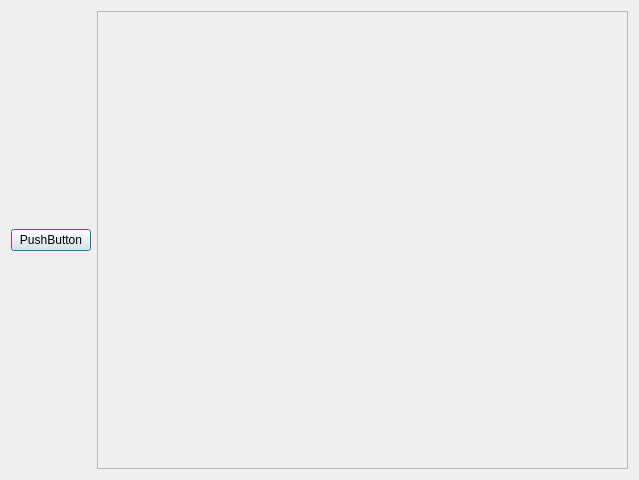
Qt form Qt_connect/Connect_OS_GUI/secwindow.ui (SafaeOuajih/CProjects) before a commit.
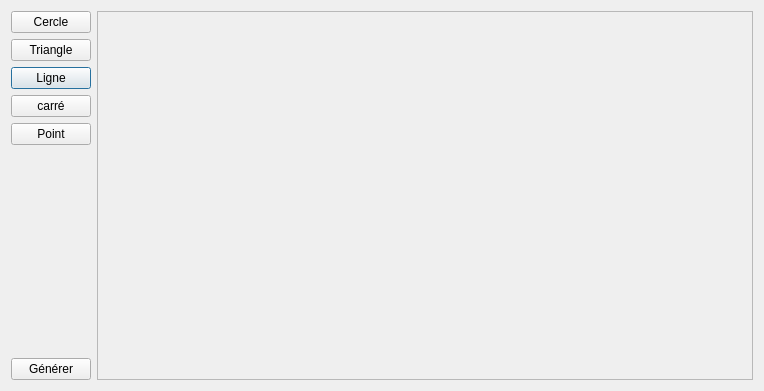
The same form after that commit.

```diff
--- a/Qt_connect/Connect_OS_GUI/secwindow.ui
+++ b/Qt_connect/Connect_OS_GUI/secwindow.ui
@@ -6,22 +6,29 @@
    <rect>
     <x>0</x>
     <y>0</y>
-    <width>639</width>
-    <height>480</height>
+    <width>764</width>
+    <height>391</height>
    </rect>
   </property>
   <property name="windowTitle">
    <string>Dialog</string>
   </property>
   <layout class="QGridLayout" name="gridLayout_3">
-   <item row="0" column="0">
-    <widget class="QPushButton" name="pushButton">
+   <item row="2" column="0">
+    <widget class="QPushButton" name="pushButton_3">
      <property name="text">
-      <string>PushButton</string>
+      <string>Ligne</string>
      </property>
     </widget>
    </item>
-   <item row="0" column="1">
+   <item row="3" column="0">
+    <widget class="QPushButton" name="pushButton_4">
+     <property name="text">
+      <string>carré</string>
+     </property>
+    </widget>
+   </item>
+   <item row="0" column="1" rowspan="7">
     <widget class="QScrollArea" name="scrollArea">
      <property name="widgetResizable">
       <bool>true</bool>
@@ -31,11 +38,11 @@
        <rect>
         <x>0</x>
         <y>0</y>
-        <width>524</width>
-        <height>460</height>
+        <width>658</width>
+        <height>371</height>
        </rect>
       </property>
-      <layout class="QGridLayout" name="gridLayout_4">
+      <layout class="QFormLayout" name="formLayout">
        <item row="0" column="0">
         <layout class="QVBoxLayout" name="verticalLayout9"/>
        </item>
@@ -43,6 +50,34 @@
      </widget>
     </widget>
    </item>
+   <item row="6" column="0">
+    <widget class="QPushButton" name="Done">
+     <property name="text">
+      <string>Générer</string>
+     </property>
+    </widget>
+   </item>
+   <item row="0" column="0">
+    <widget class="QPushButton" name="pushButton">
+     <property name="text">
+      <string>Cercle</string>
+     </property>
+    </widget>
+   </item>
+   <item row="1" column="0">
+    <widget class="QPushButton" name="pushButton_2">
+     <property name="text">
+      <string>Triangle</string>
+     </property>
+    </widget>
+   </item>
+   <item row="4" column="0">
+    <widget class="QPushButton" name="pushButton_5">
+     <property name="text">
+      <string>Point</string>
+     </property>
+    </widget>
+   </item>
   </layout>
  </widget>
  <resources/>
```
Left out of the diff: 2 changed lines with no effect on the pictures.
